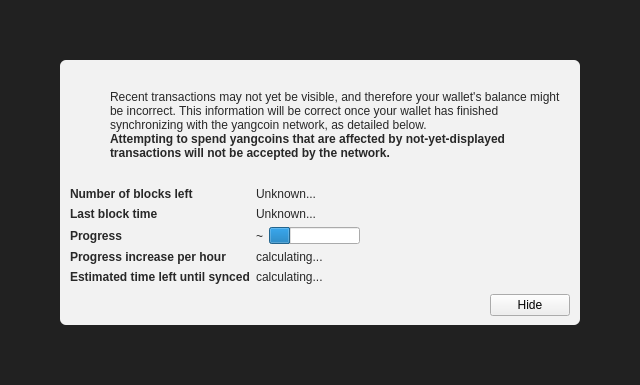
First picture: the form in src/qt/forms/modaloverlay.ui, repository yangcoin/litecoin, before the edit.
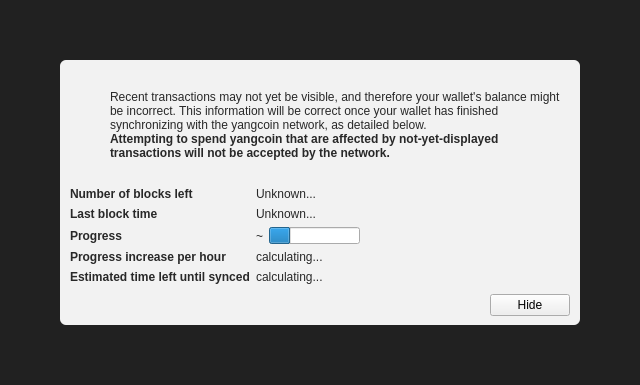
Second picture: the form after the edit. Icons and pictures are not drawn. Custom widgets are drawn as their Qt base class.

Patch:
```diff
--- a/src/qt/forms/modaloverlay.ui
+++ b/src/qt/forms/modaloverlay.ui
@@ -149,7 +149,7 @@
                 </font>
                </property>
                <property name="text">
-                <string>Attempting to spend yangcoins that are affected by not-yet-displayed transactions will not be accepted by the network.</string>
+                <string>Attempting to spend yangcoin that are affected by not-yet-displayed transactions will not be accepted by the network.</string>
                </property>
                <property name="textFormat">
                 <enum>Qt::RichText</enum>
```
